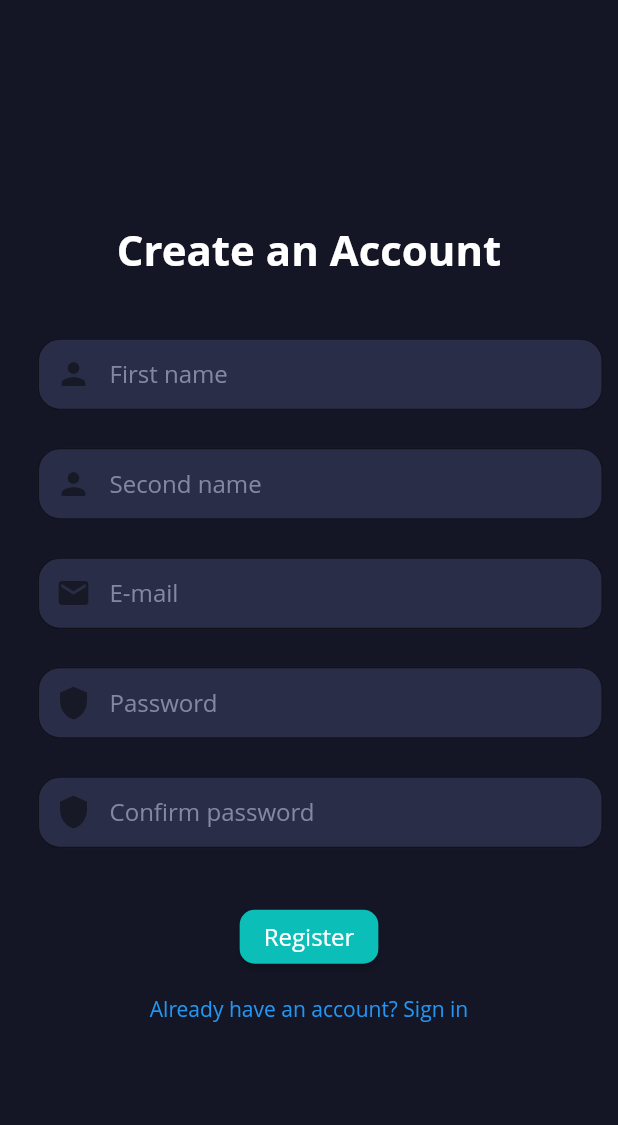
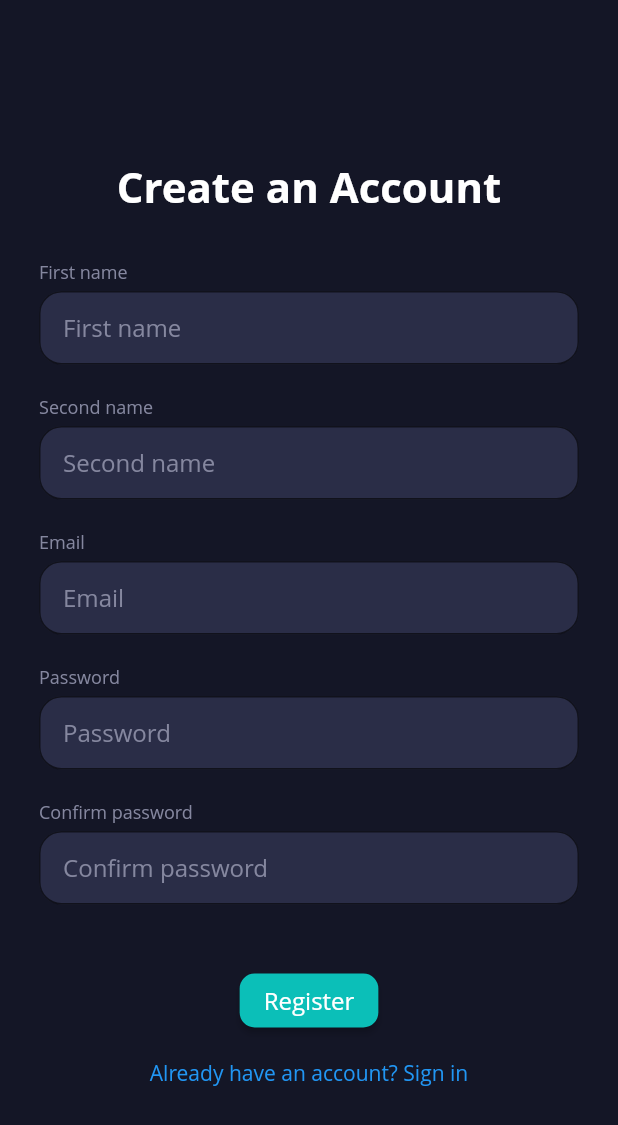
Before and after one commit to seytkalievm/AngimeHub, a Flutter app: the screen it shows after launch, after a tap on "Log in", after a tap on "Don't have an account? Register", on a phone screen of 412 x 824 dp. Shown: the top 1125 px of the screen. Run offline on Flutter 3.47's test engine with Material 2 defaults, Android fonts, the light colour scheme and no system bars; our stand-ins replace bloc, flutter_bloc, form_field_validator, just_audio, rxdart, sqflite and 1 more; missing offline and left inert: audio_session; accounts and stored records are empty; network calls fail; Roboto replaces fonts that are missing (Open Sans); key blocks and very long unbroken strings in the code were emptied for the run.

Commit message:
+ become_artist page view, correcting styles

```diff
--- a/lib/styles.dart
+++ b/lib/styles.dart
@@ -1,20 +1,6 @@
 import 'package:flutter/material.dart';
 
 class CommonStyle {
-  static InputDecoration textFieldStyle(
-      {String labelTextStr = "", String hintTextStr = "", Icon icon = const Icon(Icons.input)}) {
-    return InputDecoration(
-      prefixIcon: icon,
-      contentPadding: const EdgeInsets.all(12),
-      fillColor: const Color.fromARGB(255, 42, 45, 71),
-      filled: true,
-      border: OutlineInputBorder(borderRadius: BorderRadius.circular(15.0)),
-      hintText: hintTextStr,
-      hintStyle: const TextStyle(
-          fontFamily: "Open Sans", color: Color.fromARGB(255, 133, 135, 159)),
-    );
-  }
-
   static TextStyle descriptionTextStyle() {
     return const TextStyle(
       fontFamily: "Open Sans",
@@ -37,17 +23,47 @@ class CommonStyle {
     );
   }
 
-  static Color mainColor(){
+  static Color mainColor() {
     return const Color.fromARGB(255, 20, 22, 38);
   }
-  static Color secondaryColor(){
+
+  static Color secondaryColor() {
     return const Color.fromARGB(255, 42, 45, 71);
   }
 
-  static ThemeData mainTheme(){
+  static ThemeData mainTheme() {
     return ThemeData(
       scaffoldBackgroundColor: const Color.fromARGB(255, 20, 22, 38),
       fontFamily: "Open Sans",
     );
   }
+
+  static Widget formName({String formName = ''}) {
+    return Container(
+      alignment: Alignment.centerLeft,
+      child: Text(
+        formName,
+        style: const TextStyle(
+          fontFamily: "Open Sans",
+          color: Color.fromARGB(255, 133, 135, 159),
+          fontWeight: FontWeight.w400,
+          fontSize: 12,
+        ),
+      ),
+    );
+  }
+
+  static InputDecoration textField({String hintTextStr = ""}) {
+    return InputDecoration(
+      contentPadding: const EdgeInsets.fromLTRB(16, 13.5, 16, 13.5),
+      fillColor: const Color.fromARGB(255, 42, 45, 71),
+      filled: true,
+      border: OutlineInputBorder(borderRadius: BorderRadius.circular(15.0)),
+      hintText: hintTextStr,
+      hintStyle: const TextStyle(
+        fontFamily: "Open Sans",
+        color: Color.fromARGB(255, 133, 135, 159),
+      ),
+    );
+  }
 }
--- a/lib/ui/auth/login/login_view.dart
+++ b/lib/ui/auth/login/login_view.dart
@@ -10,7 +10,7 @@ import 'login_bloc.dart';
 import 'login_event.dart';
 import 'login_state.dart';
 
-class LoginView extends StatelessWidget{
+class LoginView extends StatelessWidget {
   LoginView({Key? key}) : super(key: key);
 
   final _formKey = GlobalKey<FormState>();
@@ -20,8 +20,7 @@ class LoginView extends StatelessWidget{
   Widget build(BuildContext context) {
     return Scaffold(
       body: BlocProvider(
-        create: (BuildContext context) =>
-            LoginBloc(
+        create: (BuildContext context) => LoginBloc(
           authRepo: context.read<AuthRepository>(),
           authCubit: context.read<AuthCubit>(),
         ),
@@ -38,11 +37,11 @@ class LoginView extends StatelessWidget{
     );
   }
 
-  Widget _loginForm(){
+  Widget _loginForm() {
     return BlocListener<LoginBloc, LoginState>(
-      listener: (context, state){
+      listener: (context, state) {
         final formStatus = state.formStatus;
-        if (formStatus is SubmissionFailed && !shown){
+        if (formStatus is SubmissionFailed && !shown) {
           _showSnackBar(context, formStatus.exception.toString());
           state.copyWith(formStatus: const InitialFormStatus());
           shown = true;
@@ -52,7 +51,8 @@ class LoginView extends StatelessWidget{
         key: _formKey,
         child: Padding(
           padding: const EdgeInsets.symmetric(horizontal: 10),
-          child: SafeArea (child:Column(
+          child: SafeArea(
+            child: Column(
               mainAxisAlignment: MainAxisAlignment.center,
               children: [
                 _welcomeText(),
@@ -67,7 +67,7 @@ class LoginView extends StatelessWidget{
     );
   }
 
-  Widget _welcomeText(){
+  Widget _welcomeText() {
     return Center(
       child: Padding(
         padding: const EdgeInsets.all(20),
@@ -80,65 +80,82 @@ class LoginView extends StatelessWidget{
   }
 
   Widget _emailForm() {
-    return BlocBuilder<LoginBloc, LoginState>(builder: (context, state){
+    return BlocBuilder<LoginBloc, LoginState>(
+      builder: (context, state) {
         return Padding(
-          padding: const EdgeInsets.fromLTRB(15, 20, 0, 5),
-          child:TextFormField(
+          padding: const EdgeInsets.fromLTRB(16, 10, 16, 10),
+          child: Column(
+            children: [
+              CommonStyle.formName(formName: "Email"),
+              Container(
+                margin: const EdgeInsets.only(top: 5),
+                child: TextFormField(
                   keyboardType: TextInputType.emailAddress,
                   style: CommonStyle.textFieldInputStyle(),
-            decoration: CommonStyle.textFieldStyle(
-              hintTextStr: "E-mail",
-              icon: const Icon(Icons.mail),
+                  decoration: CommonStyle.textField(
+                    hintTextStr: "Email",
                   ),
                   cursorColor: Colors.white,
                   validator: emailValidator,
                   onChanged: (value) {
                     value = value.trim();
-              context.read<LoginBloc>().add(LoginEmailChanged(email: value));
+                    context
+                        .read<LoginBloc>()
+                        .add(LoginEmailChanged(email: value));
                   },
                 ),
+              ),
+            ],
+          ),
         );
-      }
+      },
     );
   }
 
-
   Widget _passwordForm() {
-    return BlocBuilder<LoginBloc, LoginState>(builder: (context, state){
+    return BlocBuilder<LoginBloc, LoginState>(
+      builder: (context, state) {
         return Padding(
-          padding: const EdgeInsets.fromLTRB(15, 20, 0, 5),
+          padding: const EdgeInsets.fromLTRB(16, 10, 16, 10),
+          child: Column(
+            children: [
+              CommonStyle.formName(formName: "Password"),
+              Container(
+                margin: const EdgeInsets.only(top: 5),
                 child: TextFormField(
                   keyboardType: TextInputType.visiblePassword,
                   obscureText: true,
                   style: CommonStyle.textFieldInputStyle(),
-            decoration: CommonStyle.textFieldStyle(
+                  decoration: CommonStyle.textField(
                     hintTextStr: "Password",
-                icon: const Icon(Icons.shield),
                   ),
                   cursorColor: Colors.white,
                   validator: passwordValidator,
-            onChanged: (value) => context.read<LoginBloc>().add(
-                LoginPasswordChanged(password: value)),
+                  onChanged: (value) => context
+                      .read<LoginBloc>()
+                      .add(LoginPasswordChanged(password: value)),
+                ),
+              ),
+            ],
           ),
         );
-      }
+      },
     );
   }
 
-  Widget _loginButton(){
-    return BlocBuilder<LoginBloc, LoginState>(builder: (context, state){
-      return state.formStatus is FormSubmitting?
-        const Padding(
+  Widget _loginButton() {
+    return BlocBuilder<LoginBloc, LoginState>(builder: (context, state) {
+      return state.formStatus is FormSubmitting
+          ? const Padding(
               padding: EdgeInsets.fromLTRB(10, 30, 10, 0),
               child: CircularProgressIndicator(),
             )
-          :Padding(
+          : Padding(
               padding: const EdgeInsets.fromLTRB(10, 30, 10, 0),
               child: ElevatedButton(
                   style: ButtonStyle(
                     backgroundColor: MaterialStateProperty.all<Color>(
-                      const Color.fromARGB(255, 11, 191, 184)
-                  ),
+                        const Color.fromARGB(255, 11, 191, 184)),
                     shape: MaterialStateProperty.all<RoundedRectangleBorder>(
                       RoundedRectangleBorder(
                         borderRadius: BorderRadius.circular(10),
@@ -153,33 +170,28 @@ class LoginView extends StatelessWidget{
                       color: Colors.white,
                     ),
                   ),
-                onPressed: (){
+                  onPressed: () {
                     if (_formKey.currentState!.validate()) {
                       shown = false;
                       _formKey.currentState!.save();
                       context.read<LoginBloc>().add(LoginSubmitted());
                     }
-              }
-          ),
+                  }),
             );
-    }
-  );
-
+    });
   }
 
-  void _showSnackBar(BuildContext context, String message){
+  void _showSnackBar(BuildContext context, String message) {
     final snackBar = SnackBar(content: Text(message));
     ScaffoldMessenger.of(context).showSnackBar(snackBar);
   }
 
-  Widget _registerButton(BuildContext context){
+  Widget _registerButton(BuildContext context) {
     return TextButton(
-      onPressed: (){
+      onPressed: () {
         context.read<AuthCubit>().showRegister();
       },
       child: const Text("Don't have an account? Register"),
     );
   }
-
-
 }
--- a/lib/ui/auth/register/register_view.dart
+++ b/lib/ui/auth/register/register_view.dart
@@ -7,7 +7,7 @@ import '../../../validators.dart';
 import '../auth_cubit.dart';
 import '../form_submission_status.dart';
 
-class RegisterView extends StatelessWidget{
+class RegisterView extends StatelessWidget {
   RegisterView({Key? key}) : super(key: key);
 
   final _formKey = GlobalKey<FormState>();
@@ -19,13 +19,10 @@ class RegisterView extends StatelessWidget{
   @override
   Widget build(BuildContext context) {
     return Scaffold(
-      body:  BlocProvider(
-        create: (BuildContext context) =>
-            RegisterBloc(
+      body: BlocProvider(
+        create: (BuildContext context) => RegisterBloc(
             authRepo: context.read<AuthRepository>(),
-                authCubit: context.read<AuthCubit>()
-            ),
-
+            authCubit: context.read<AuthCubit>()),
         child: Center(
           child: SingleChildScrollView(
             child: Column(
@@ -40,13 +37,11 @@ class RegisterView extends StatelessWidget{
     );
   }
 
-
-
-  Widget _registerForm(BuildContext context){
+  Widget _registerForm(BuildContext context) {
     return BlocListener<RegisterBloc, RegisterState>(
-      listener: (context, state){
+      listener: (context, state) {
         final formStatus = state.formStatus;
-        if (formStatus is SubmissionFailed && !shown){
+        if (formStatus is SubmissionFailed && !shown) {
           _showSnackBar(context, formStatus.exception.toString());
           state.copyWith(formStatus: const InitialFormStatus());
           shown = true;
@@ -75,7 +70,7 @@ class RegisterView extends StatelessWidget{
     );
   }
 
-  Widget _welcomeText(){
+  Widget _welcomeText() {
     return Center(
       child: Padding(
         padding: const EdgeInsets.all(20),
@@ -88,138 +83,179 @@ class RegisterView extends StatelessWidget{
   }
 
   Widget _firsNameForm() {
-    return BlocBuilder<RegisterBloc, RegisterState>(builder: (context, state) {
+    return BlocBuilder<RegisterBloc, RegisterState>(
+      builder: (context, state) {
         return Padding(
-        padding: const EdgeInsets.fromLTRB(15, 20, 0, 5),
+          padding: const EdgeInsets.fromLTRB(16, 10, 16, 10),
+          child: Column(
+            children: [
+              CommonStyle.formName(formName: "First name"),
+              Container(
+                margin: const EdgeInsets.only(top: 5),
                 child: TextFormField(
                   keyboardType: TextInputType.name,
                   style: CommonStyle.textFieldInputStyle(),
-          decoration: CommonStyle.textFieldStyle(
+                  decoration: CommonStyle.textField(
                     hintTextStr: "First name",
-            icon: const Icon(Icons.person),
                   ),
                   cursorColor: Colors.white,
                   validator: firstNameValidator,
                   onChanged: (firstName) {
-            context.read<RegisterBloc>().add(
-                RegisterFirstNameChanged(firstName.trim())
+                    context
+                        .read<RegisterBloc>()
+                        .add(RegisterFirstNameChanged(firstName.trim()));
+                  },
+                ),
+              ),
+            ],
+          ),
         );
       },
-        ),
     );
-    });
   }
 
   Widget _secondNameForm() {
-    return BlocBuilder<RegisterBloc, RegisterState>(builder: (context, state){
+    return BlocBuilder<RegisterBloc, RegisterState>(
+      builder: (context, state) {
         return Padding(
-        padding: const EdgeInsets.fromLTRB(15, 20, 0, 5),
+          padding: const EdgeInsets.fromLTRB(16, 10, 16, 10),
+          child: Column(
+            children: [
+              CommonStyle.formName(formName: "Second name"),
+              Container(
+                margin: const EdgeInsets.only(top: 5),
                 child: TextFormField(
                   keyboardType: TextInputType.name,
                   style: CommonStyle.textFieldInputStyle(),
-          decoration: CommonStyle.textFieldStyle(
+                  decoration: CommonStyle.textField(
                     hintTextStr: "Second name",
-            icon: const Icon(Icons.person),
                   ),
                   cursorColor: Colors.white,
                   validator: secondNameValidator,
                   onChanged: (secondName) {
-           context.read<RegisterBloc>().add(
-               RegisterSecondNameChanged(secondName.trim()));
+                    context
+                        .read<RegisterBloc>()
+                        .add(RegisterSecondNameChanged(secondName.trim()));
                   },
-
+                ),
+              ),
+            ],
           ),
         );
-    });
+      },
+    );
   }
 
-
   Widget _emailForm() {
-    return BlocBuilder<RegisterBloc, RegisterState>(builder: (context, state){
+    return BlocBuilder<RegisterBloc, RegisterState>(
+      builder: (context, state) {
         return Padding(
-        padding: const EdgeInsets.fromLTRB(15, 20, 0, 5),
-        child:TextFormField(
+          padding: const EdgeInsets.fromLTRB(16, 10, 16, 10),
+          child: Column(
+            children: [
+              CommonStyle.formName(formName: "Email"),
+              Container(
+                margin: const EdgeInsets.only(top: 5),
+                child: TextFormField(
                   keyboardType: TextInputType.emailAddress,
                   style: CommonStyle.textFieldInputStyle(),
-          decoration: CommonStyle.textFieldStyle(
-            hintTextStr: "E-mail",
-            icon: const Icon(Icons.mail),
+                  decoration: CommonStyle.textField(
+                    hintTextStr: "Email",
                   ),
                   cursorColor: Colors.white,
                   validator: emailValidator,
                   onChanged: (email) {
-            context.read<RegisterBloc>().add(RegisterEmailChanged(email.trim()));
+                    context
+                        .read<RegisterBloc>()
+                        .add(RegisterEmailChanged(email.trim()));
                   },
-
+                ),
+              ),
+            ],
           ),
         );
-    }
+      },
     );
   }
 
-
   Widget _passwordForm() {
-    return BlocBuilder<RegisterBloc, RegisterState>(builder: (context, state){
+    return BlocBuilder<RegisterBloc, RegisterState>(
+      builder: (context, state) {
         return Padding(
-        padding: const EdgeInsets.fromLTRB(15, 20, 0, 5),
+          padding: const EdgeInsets.fromLTRB(16, 10, 16, 10),
+          child: Column(
+            children: [
+              CommonStyle.formName(formName: "Password"),
+              Container(
+                margin: const EdgeInsets.only(top: 5),
                 child: TextFormField(
                   keyboardType: TextInputType.visiblePassword,
                   obscureText: true,
                   style: CommonStyle.textFieldInputStyle(),
                   controller: passwordController,
-          decoration: CommonStyle.textFieldStyle(
+                  decoration: CommonStyle.textField(
                     hintTextStr: "Password",
-            icon: const Icon(Icons.shield),
                   ),
                   cursorColor: Colors.white,
                   validator: passwordValidator,
-          onChanged: (password) => context.read<RegisterBloc>().add(
-              RegisterPasswordChanged(password)),
+                  onChanged: (password) => context
+                      .read<RegisterBloc>()
+                      .add(RegisterPasswordChanged(password)),
+                ),
+              ),
+            ],
           ),
         );
-    }
+      },
     );
   }
 
-  Widget _confPasswordForm(){
+  Widget _confPasswordForm() {
     return Padding(
-      padding: const EdgeInsets.fromLTRB(15, 20, 0, 5),
+      padding: const EdgeInsets.fromLTRB(16, 10, 16, 10),
+      child: Column(
+        children: [
+          CommonStyle.formName(formName: "Confirm password"),
+          Container(
+            margin: const EdgeInsets.only(top: 5),
             child: TextFormField(
-        keyboardType: TextInputType.visiblePassword,
+              keyboardType: TextInputType.name,
               obscureText: true,
               style: CommonStyle.textFieldInputStyle(),
               controller: confPasswordController,
-        decoration: CommonStyle.textFieldStyle(
+              decoration: CommonStyle.textField(
                 hintTextStr: "Confirm password",
-          icon: const Icon(Icons.shield),
               ),
               cursorColor: Colors.white,
               validator: (value) {
                 if (value == null || value.isEmpty) {
                   return "Confirm password";
-          } else if (confPasswordController.text != passwordController.text) {
+                } else if (confPasswordController.text !=
+                    passwordController.text) {
                   return "Passwords don't match";
                 }
                 return null;
               },
             ),
+          ),
+        ],
+      ),
     );
   }
 
-  Widget _loginButton(){
-    return BlocBuilder<RegisterBloc, RegisterState>(builder: (context, state){
+  Widget _loginButton() {
+    return BlocBuilder<RegisterBloc, RegisterState>(builder: (context, state) {
       return state.formStatus is FormSubmitting
-        ?const Padding(
+          ? const Padding(
               padding: EdgeInsets.fromLTRB(10, 30, 10, 0),
               child: CircularProgressIndicator(),
             )
-        :Padding(
+          : Padding(
               padding: const EdgeInsets.fromLTRB(10, 30, 10, 0),
               child: ElevatedButton(
                   style: ButtonStyle(
                     backgroundColor: MaterialStateProperty.all<Color>(
-                  const Color.fromARGB(255, 11, 191, 184)
-              ),
+                        const Color.fromARGB(255, 11, 191, 184)),
                     shape: MaterialStateProperty.all<RoundedRectangleBorder>(
                       RoundedRectangleBorder(
                         borderRadius: BorderRadius.circular(10),
@@ -234,37 +270,27 @@ class RegisterView extends StatelessWidget{
                       color: Colors.white,
                     ),
                   ),
-            onPressed: (){
+                  onPressed: () {
                     if (_formKey.currentState!.validate()) {
                       shown = false;
                       context.read<RegisterBloc>().add(RegisterSubmitted());
                     }
-            }
-        ),
+                  }),
             );
-    }
-    );
-
+    });
   }
 
-  void _showSnackBar(BuildContext context, String message){
+  void _showSnackBar(BuildContext context, String message) {
     final snackBar = SnackBar(content: Text(message));
     ScaffoldMessenger.of(context).showSnackBar(snackBar);
   }
 
-  Widget _logInButton(BuildContext context){
+  Widget _logInButton(BuildContext context) {
     return TextButton(
-      onPressed: (){
+      onPressed: () {
         context.read<AuthCubit>().showLogIn();
       },
       child: const Text("Already have an account? Sign in"),
     );
   }
-
-
-
-
-
-
-
 }
```
Also changed, not shown: lib/text_form_fields.dart (deleted, +0 -35 lines), lib/ui/main/profile/become_artist_view.dart (added, +208 -0 lines), lib/ui/main/upload/upload_recording_view.dart (added, +76 -0 lines), lib/ui/navigation/app_navigator.dart (+9 -12 lines), pubspec.lock, 1 other file. Lines whose indentation alone changed are shown as unchanged.
